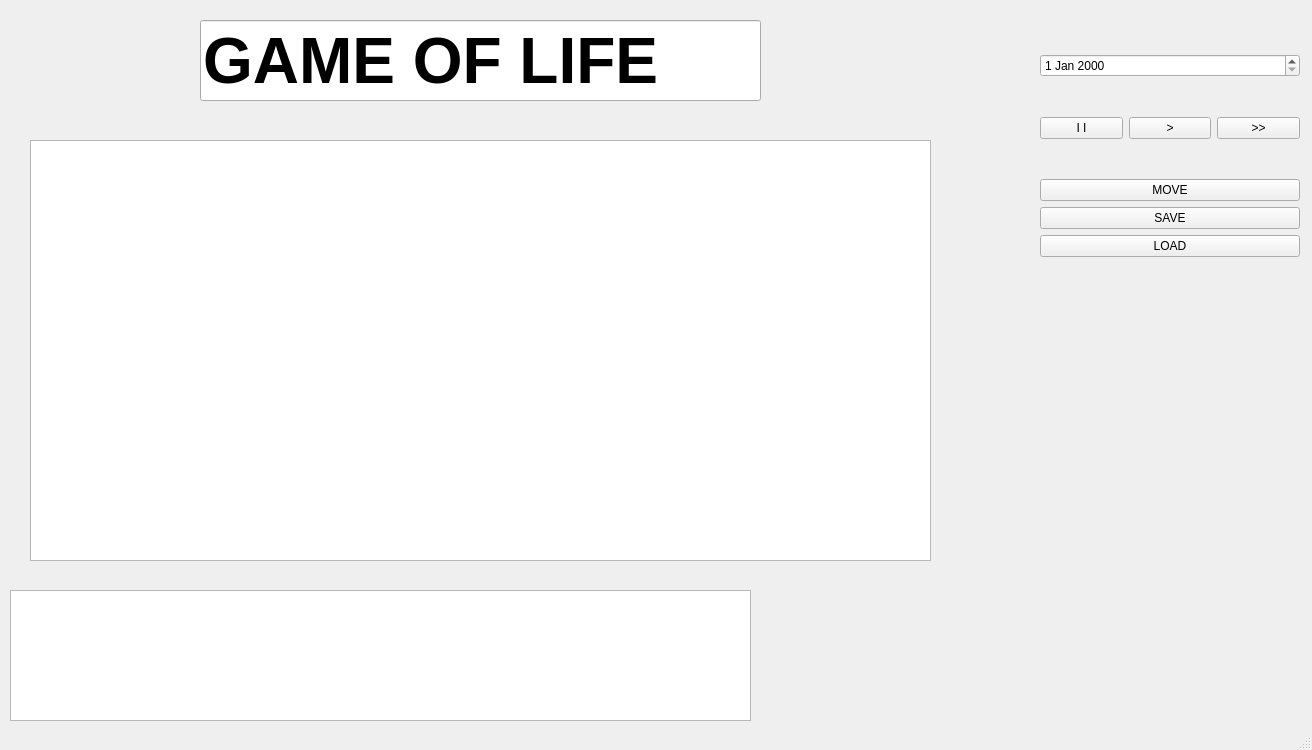
Old version of the form QtGra/grawzycie/mainwindow.ui in the repository JakubCzul/GraWzycie.
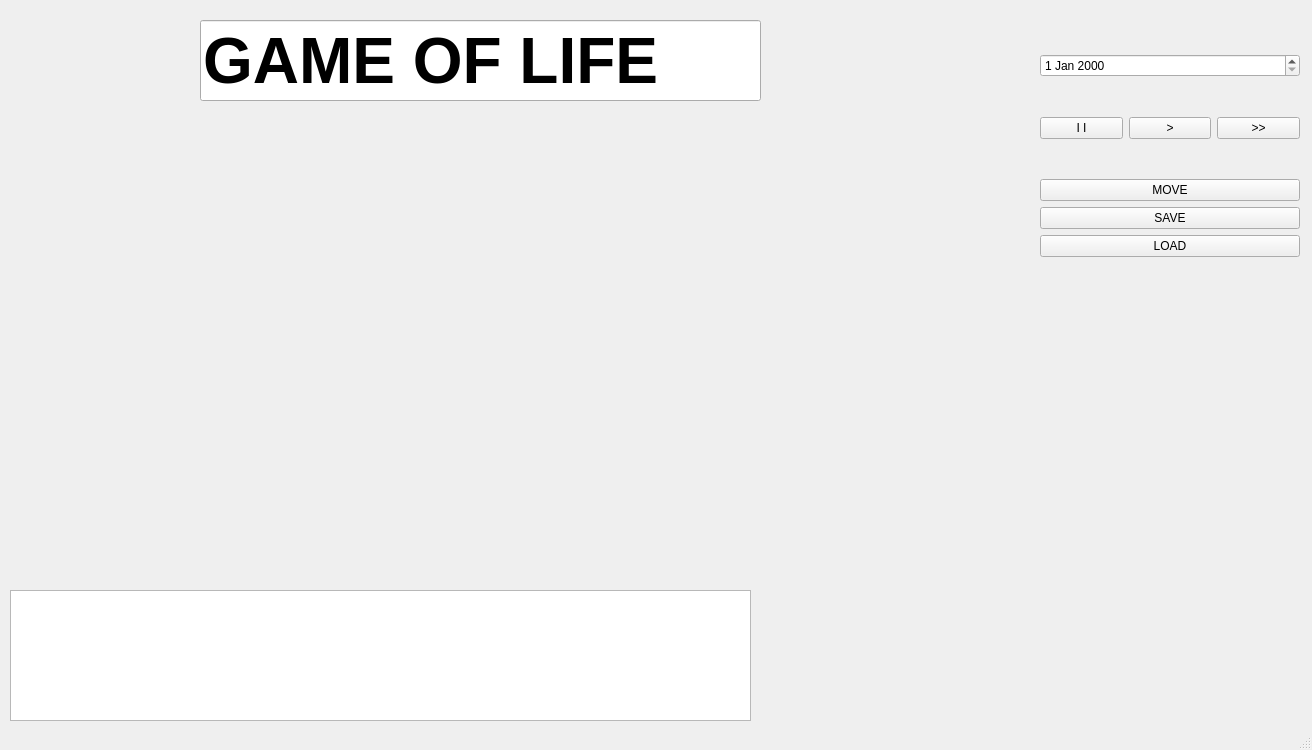
New version of the form.

Patch:
```diff
--- a/QtGra/grawzycie/mainwindow.ui
+++ b/QtGra/grawzycie/mainwindow.ui
@@ -49,22 +49,7 @@
      </rect>
     </property>
    </widget>
-   <widget class="QTableWidget" name="tableWidget">
-    <property name="geometry">
-     <rect>
-      <x>30</x>
-      <y>140</y>
-      <width>901</width>
-      <height>421</height>
-     </rect>
-    </property>
-    <property name="font">
-     <font>
-      <strikeout>false</strikeout>
-     </font>
-    </property>
-   </widget>
-   <widget class="QWidget" name="">
+   <widget class="QWidget" name="layoutWidget">
     <property name="geometry">
      <rect>
       <x>1040</x>
```
